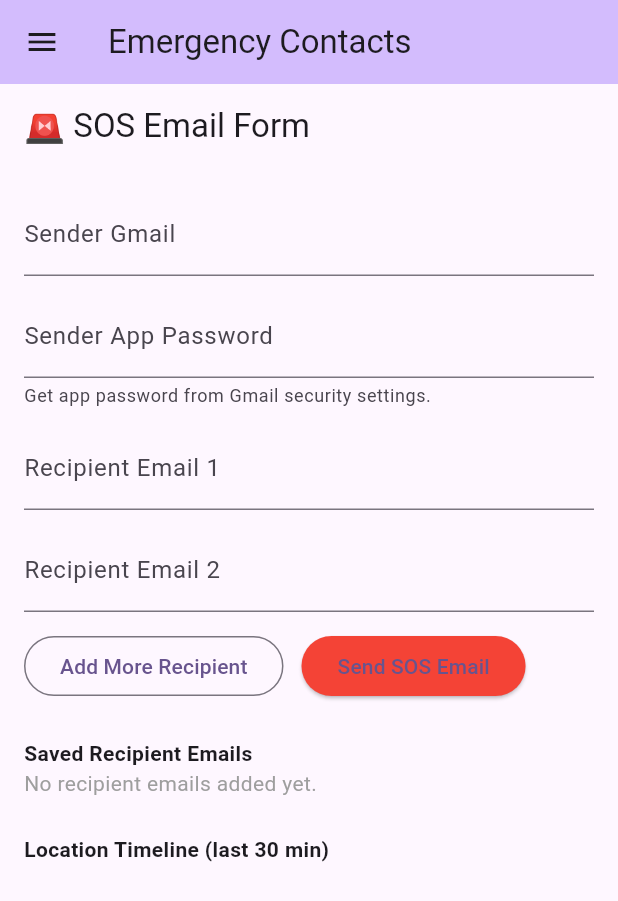
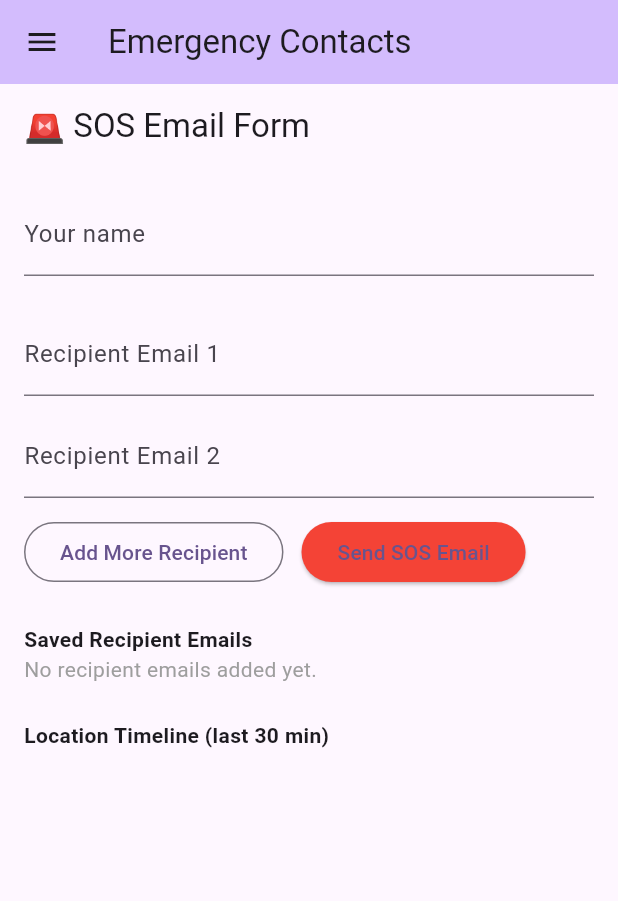
Before and after one commit to JeyaShankar257/aid_app_final_version, a Flutter app: the screen it shows after launch, on a phone screen of 412 x 824 dp. Shown: the top 901 px of the screen. Run offline on Flutter 3.47's test engine with Material 3 defaults, Android fonts, the phone set to English and light mode, and no system bars; our stand-ins replace flutter_map, geolocator, latlong2, shared_preferences; missing offline and left inert: flutter_map_location_marker, flutter_map_tile_caching.

Commit message:
feat(app): send SOS via Render endpoint; use user name and recipient emails in UI

```diff
--- a/flutter_app/lib/screens/emergency_contacts.dart
+++ b/flutter_app/lib/screens/emergency_contacts.dart
@@ -23,7 +23,7 @@ class EmergencyContactsScreen extends StatefulWidget {
 class _EmergencyContactsScreenState extends State<EmergencyContactsScreen> {
   final _formKey = GlobalKey<FormState>();
   TextEditingController senderEmailController = TextEditingController();
-  TextEditingController appPasswordController = TextEditingController();
+  TextEditingController nameController = TextEditingController();
   List<TextEditingController> recipientControllers = [
     TextEditingController(),
     TextEditingController(),
@@ -44,7 +44,7 @@ class _EmergencyContactsScreenState extends State<EmergencyContactsScreen> {
   @override
   void dispose() {
     senderEmailController.dispose();
-    appPasswordController.dispose();
+  // appPasswordController removed; no dispose required
     for (var c in recipientControllers) {
       c.dispose();
     }
@@ -57,8 +57,7 @@ class _EmergencyContactsScreenState extends State<EmergencyContactsScreen> {
 
   Future<void> _loadFormData() async {
     final prefs = await SharedPreferences.getInstance();
-    senderEmailController.text = prefs.getString('sosSenderEmail') ?? '';
-    appPasswordController.text = prefs.getString('sosAppPassword') ?? '';
+  nameController.text = prefs.getString('sosUserName') ?? '';
     final recipients = prefs.getStringList('sosRecipients') ?? ['', ''];
     for (
       int i = 0;
@@ -76,8 +75,7 @@ class _EmergencyContactsScreenState extends State<EmergencyContactsScreen> {
 
   Future<void> _saveFormData() async {
     final prefs = await SharedPreferences.getInstance();
-    await prefs.setString('sosSenderEmail', senderEmailController.text);
-    await prefs.setString('sosAppPassword', appPasswordController.text);
+  await prefs.setString('sosUserName', nameController.text);
     await prefs.setStringList(
       'sosRecipients',
       recipientControllers.map((c) => c.text).toList(),
@@ -139,18 +137,16 @@ class _EmergencyContactsScreenState extends State<EmergencyContactsScreen> {
       ...recipientControllers.map((c) => c.text),
       ...extraRecipientControllers.map((c) => c.text),
     ].where((r) => r.trim().isNotEmpty).toList();
-    if (recipientControllers[0].text.trim().isEmpty ||
-        recipientControllers[1].text.trim().isEmpty) {
+    if (allRecipients.isEmpty) {
       setState(() {
-        status = 'At least 2 recipient emails are required.';
+        status = 'At least one recipient email is required.';
         sending = false;
       });
       return;
     }
-    if (senderEmailController.text.isEmpty ||
-        appPasswordController.text.isEmpty) {
+    if (nameController.text.trim().isEmpty) {
       setState(() {
-        status = 'Sender email and app password are required.';
+        status = 'Your name is required.';
         sending = false;
       });
       return;
@@ -187,15 +183,12 @@ class _EmergencyContactsScreenState extends State<EmergencyContactsScreen> {
         '🚨 SOS Alert - Emergency Location Update\n\nCurrent Time: ${now.toLocal()}\nCurrent Location: $locationUrl\n\nLast 30 min timeline:\n$timelineStr';
     try {
       final res = await http.post(
-        Uri.parse(
-          'https://aidappfinalversion-production-f72f.up.railway.app/api/send-sos-email',
-        ),
+        Uri.parse('https://aid-app-final-version.onrender.com/api/send-sos-email'),
         headers: {'Content-Type': 'application/json'},
         body: jsonEncode({
-          'senderEmail': senderEmailController.text,
-          'appPassword': appPasswordController.text,
-          'recipients': allRecipients,
-          'message': message,
+            'name': nameController.text.trim(),
+            'recipients': allRecipients,
+            'message': message,
         }),
       );
       print('SOS email response status: \\${res.statusCode}');
@@ -232,23 +225,13 @@ class _EmergencyContactsScreenState extends State<EmergencyContactsScreen> {
             crossAxisAlignment: CrossAxisAlignment.start,
             children: [
               TextFormField(
-                controller: senderEmailController,
-                decoration: InputDecoration(labelText: 'Sender Gmail'),
-                keyboardType: TextInputType.emailAddress,
+                controller: nameController,
+                decoration: InputDecoration(labelText: 'Your name'),
+                keyboardType: TextInputType.name,
                 onChanged: (_) => _saveFormData(),
                 validator: (v) => v == null || v.isEmpty ? 'Required' : null,
               ),
               SizedBox(height: 12),
-              TextFormField(
-                controller: appPasswordController,
-                decoration: InputDecoration(
-                  labelText: 'Sender App Password',
-                  helperText: 'Get app password from Gmail security settings.',
-                ),
-                obscureText: true,
-                onChanged: (_) => _saveFormData(),
-                validator: (v) => v == null || v.isEmpty ? 'Required' : null,
-              ),
               SizedBox(height: 12),
               TextFormField(
                 controller: recipientControllers[0],
```
